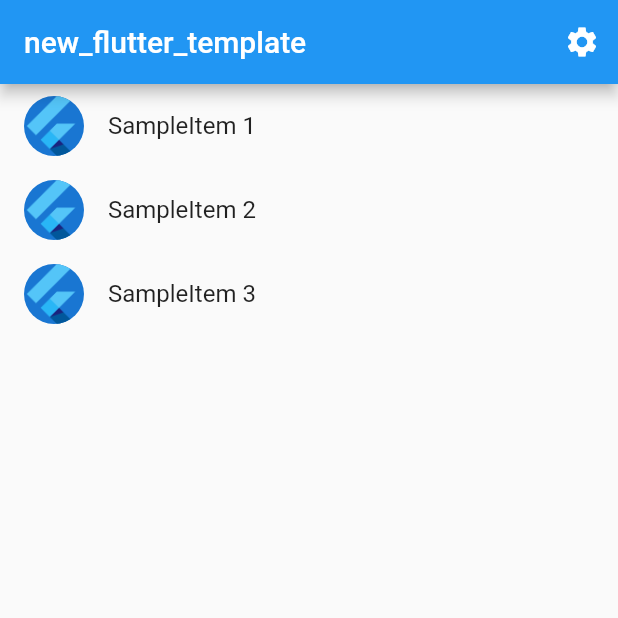
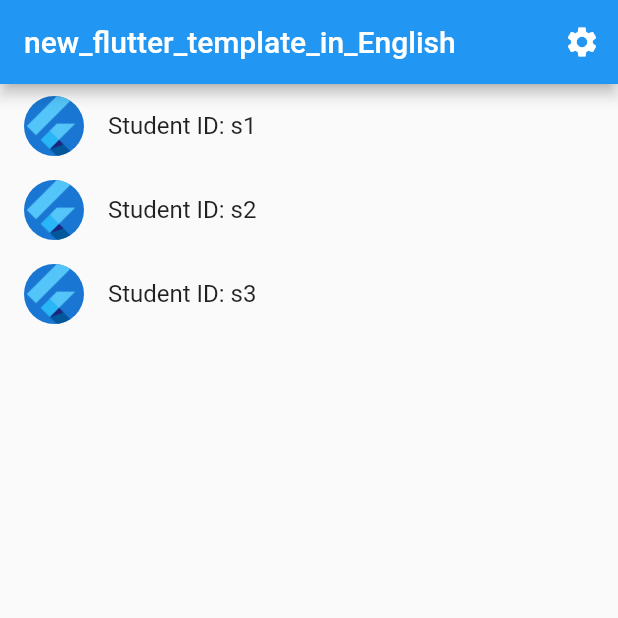
Before and after one commit to sanjibsinha/new_flutter_template, a Flutter app: the screen it shows after launch, on a phone screen of 412 x 824 dp, the top half of it. Run offline on Flutter 3.47's test engine with Material 2 defaults, Android fonts, the light colour scheme and no system bars; generated files the repository leaves out were written again.

Commit message:
passing data by class constructor

```diff
--- a/lib/src/localization/app_en.arb
+++ b/lib/src/localization/app_en.arb
@@ -1,5 +1,5 @@
 {
-  "appTitle": "new_flutter_template",
+  "appTitle": "new_flutter_template_in_English",
   "@appTitle": {
     "description": "The title of the application"
   }
--- /dev/null
+++ b/lib/src/models/student.dart
@@ -0,0 +1,5 @@
+class Student {
+  final String id;
+  final String name;
+  const Student(this.id, this.name);
+}
--- /dev/null
+++ b/lib/src/models/students.dart
@@ -0,0 +1,18 @@
+import '../models/student.dart';
+
+class Students {
+  final List<Student> students = [
+    const Student(
+      's1',
+      'John',
+    ),
+    const Student(
+      's2',
+      'Json',
+    ),
+    const Student(
+      's3',
+      'Mary',
+    ),
+  ];
+}
--- a/lib/src/sample_feature/sample_item_list_view.dart
+++ b/lib/src/sample_feature/sample_item_list_view.dart
@@ -1,20 +1,25 @@
 import 'package:flutter/material.dart';
 import 'package:flutter_gen/gen_l10n/app_localizations.dart';
+import 'package:new_flutter_template/src/models/student.dart';
 
 import '../settings/settings_view.dart';
-import 'sample_item.dart';
+//import 'sample_item.dart';
 import 'sample_item_details_view.dart';
 
 /// Displays a list of SampleItems.
 class SampleItemListView extends StatelessWidget {
   const SampleItemListView({
     Key? key,
-    this.items = const [SampleItem(1), SampleItem(2), SampleItem(3)],
+    this.students = const [
+      Student('s1', 'John'),
+      Student('s2', 'Json'),
+      Student('s3', 'Maria'),
+    ],
   }) : super(key: key);
 
   static const routeName = '/';
 
-  final List<SampleItem> items;
+  final List<Student> students;
 
   @override
   Widget build(BuildContext context) {
@@ -45,12 +50,12 @@
         // scroll position when a user leaves and returns to the app after it
         // has been killed while running in the background.
         restorationId: 'sampleItemListView',
-        itemCount: items.length,
+        itemCount: students.length,
         itemBuilder: (BuildContext context, int index) {
-          final item = items[index];
+          final student = students[index];
 
           return ListTile(
-              title: Text('SampleItem ${item.id}'),
+              title: Text('Student ID: ${student.id}'),
               leading: const CircleAvatar(
                 // Display the Flutter Logo image asset.
                 foregroundImage: AssetImage('assets/images/flutter_logo.png'),
@@ -62,6 +67,7 @@
                 Navigator.restorablePushNamed(
                   context,
                   SampleItemDetailsView.routeName,
+                  arguments: student.name,
                 );
               });
         },
```
Also changed, not shown: lib/src/sample_feature/sample_item_details_view.dart (+24 -4 lines).
